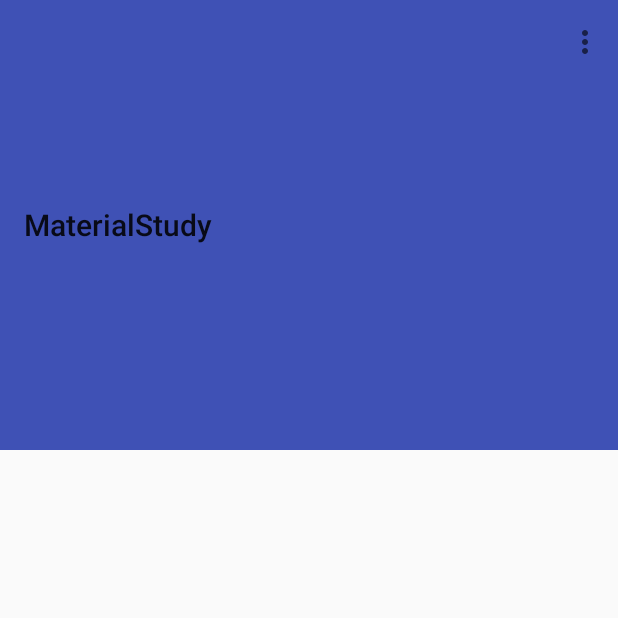
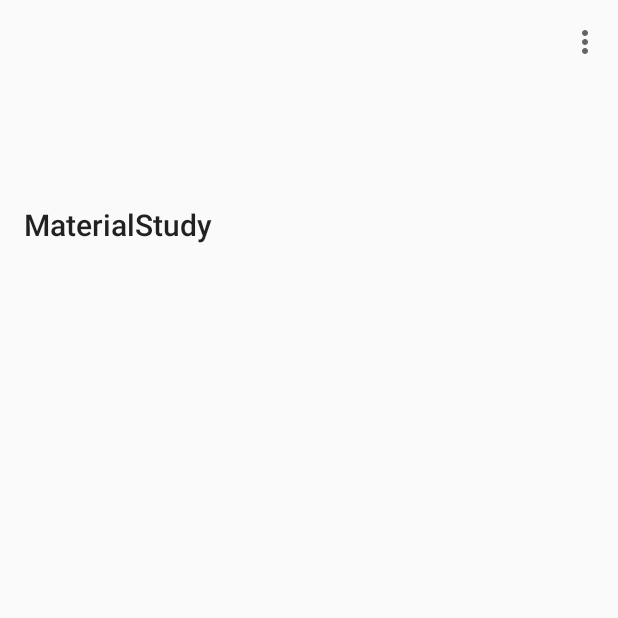
Before and after one commit to Aimarl0/Material_Study, an Android app: the screen it shows after launch (MainActivity), on a phone screen of 412 x 824 dp, the top half of it. Run offline under Robolectric (Android 15) with nearby library versions, the phone set to English and light mode, and no system bars.

Commit message:
lesson 2

```diff
--- a/MaterialStudy/app/src/main/res/layout/activity_main.xml
+++ b/MaterialStudy/app/src/main/res/layout/activity_main.xml
@@ -8,7 +8,6 @@
         android:id="@+id/toolbar"
         android:layout_width="match_parent"
         android:layout_height="300dp"
-        android:background="?attr/colorPrimary"
         app:layout_scrollFlags="scroll|enterAlways"
         app:popupTheme="@style/ThemeOverlay.AppCompat.Light" />
 </LinearLayout>
--- a/MaterialStudy/app/src/main/res/values-v21/styles.xml
+++ /dev/null
@@ -1,15 +0,0 @@
-<resources>
-    <style name="AppTheme" parent="Theme.AppCompat.Light.DarkActionBar">
-        <item name="android:navigationBarColor">@color/colorPrimaryDark</item>
-        <item name="colorPrimary">@color/colorPrimary</item>
-        <item name="colorPrimaryDark">@color/colorPrimaryDark</item>
-        <item name="colorAccent">@color/colorAccent</item>
-        <item name="android:statusBarColor">@color/colorPrimaryDark</item>
-    </style>
-    <style name="AppTheme.NoActionBar">
-        <item name="windowActionBar">false</item>
-        <item name="windowNoTitle">true</item>
-        <item name="android:windowDrawsSystemBarBackgrounds">true</item>
-        <item name="android:statusBarColor">@android:color/transparent</item>
-    </style>
-</resources>
--- a/MaterialStudy/app/src/main/res/values/styles.xml
+++ b/MaterialStudy/app/src/main/res/values/styles.xml
@@ -1,7 +1,7 @@
 <resources>
 
     <!-- Base application theme. -->
-    <style name="AppTheme" parent="Theme.AppCompat.Light.DarkActionBar">
+    <style name="AppTheme" parent="Theme.AppCompat.Light">
         <!-- Customize your theme here. -->
         <item name="colorPrimary">@color/colorPrimary</item>
         <item name="colorPrimaryDark">@color/colorPrimaryDark</item>
```
